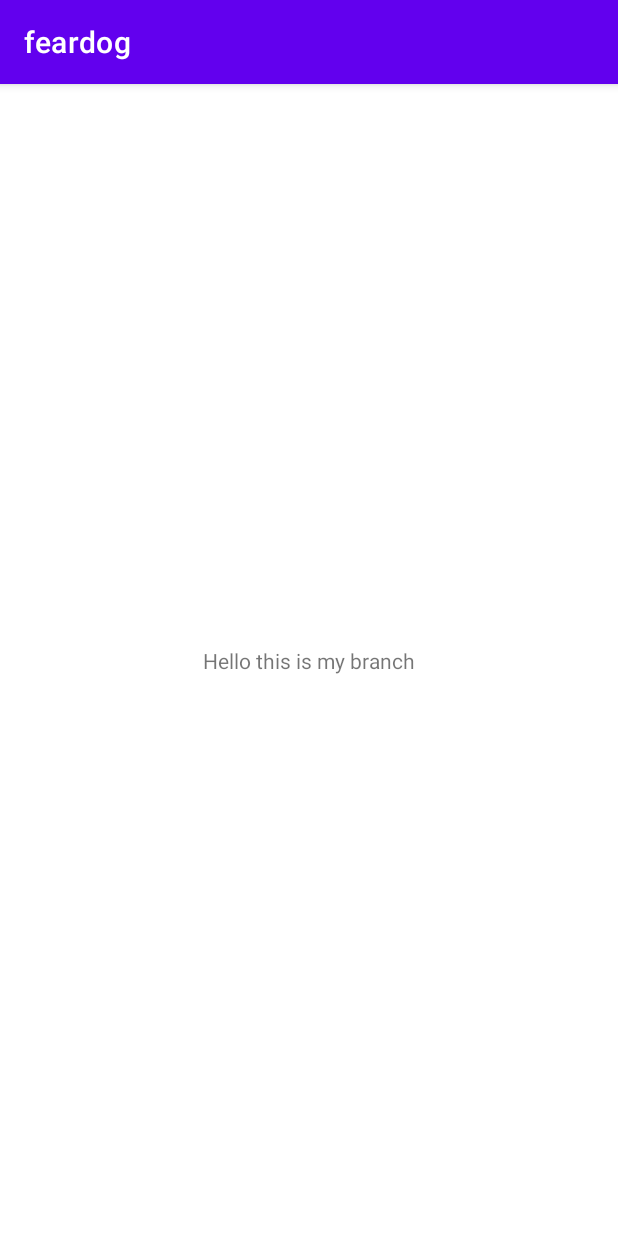
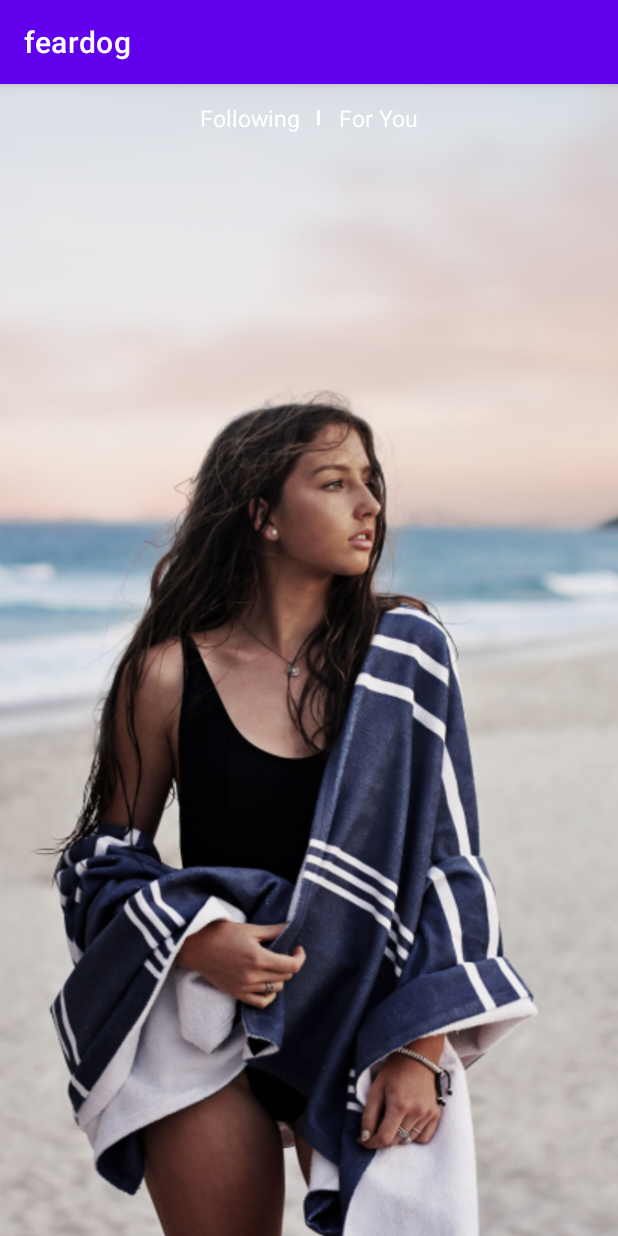
Before and after one commit to Asmat119/feardog, an Android app: the screen it shows after launch (MainActivity), on a phone screen of 412 x 824 dp. Run offline under Robolectric (Android 15) with nearby library versions, the phone set to English and light mode, and no system bars.

Commit message:
first screen done

```diff
--- /dev/null
+++ b/app/src/main/res/drawable/cd___small.xml
@@ -0,0 +1,10 @@
+<vector xmlns:android="http://schemas.android.com/apk/res/android"
+    android:width="16dp"
+    android:height="16dp"
+    android:viewportWidth="16"
+    android:viewportHeight="16">
+  <path
+      android:pathData="M16,8C16,12.418 12.418,16 8,16C3.582,16 -0,12.418 -0,8C-0,3.582 3.582,0 8,0C12.418,0 16,3.582 16,8ZM8.25,3C8.25,2.586 8.586,2.25 9,2.25C11.623,2.25 13.75,4.377 13.75,7C13.75,7.414 13.414,7.75 13,7.75C12.586,7.75 12.25,7.414 12.25,7C12.25,5.205 10.795,3.75 9,3.75C8.586,3.75 8.25,3.414 8.25,3ZM8,10C9.105,10 10,9.105 10,8C10,6.895 9.105,6 8,6C6.895,6 6,6.895 6,8C6,9.105 6.895,10 8,10Z"
+      android:fillColor="#ffffff"
+      android:fillType="evenOdd"/>
+</vector>
--- /dev/null
+++ b/app/src/main/res/drawable/check___circle.xml
@@ -0,0 +1,16 @@
+<vector xmlns:android="http://schemas.android.com/apk/res/android"
+    android:width="34dp"
+    android:height="34dp"
+    android:viewportWidth="34"
+    android:viewportHeight="34">
+  <path
+      android:pathData="M17,13m-9,0a9,9 0,1 1,18 0a9,9 0,1 1,-18 0"
+      android:fillColor="#10C7F5"/>
+  <path
+      android:pathData="M14,13L16,15L21,10"
+      android:strokeLineJoin="round"
+      android:strokeWidth="1.5"
+      android:fillColor="#00000000"
+      android:strokeColor="#ffffff"
+      android:strokeLineCap="round"/>
+</vector>
--- /dev/null
+++ b/app/src/main/res/drawable/comments___small.xml
@@ -0,0 +1,10 @@
+<vector xmlns:android="http://schemas.android.com/apk/res/android"
+    android:width="16dp"
+    android:height="16dp"
+    android:viewportWidth="16"
+    android:viewportHeight="16">
+  <path
+      android:pathData="M15,8C15,11.866 11.866,15 8,15H1L1,15L1,15C1.432,14.351 1.648,14.027 1.756,13.778C2.038,13.126 2.068,12.908 1.977,12.203C1.942,11.934 1.75,11.334 1.367,10.135C1.155,9.472 1,8.736 1,8C1,4.134 4.134,1 8,1C11.866,1 15,4.134 15,8ZM5,9C5.552,9 6,8.552 6,8C6,7.448 5.552,7 5,7C4.448,7 4,7.448 4,8C4,8.552 4.448,9 5,9ZM9,8C9,8.552 8.552,9 8,9C7.448,9 7,8.552 7,8C7,7.448 7.448,7 8,7C8.552,7 9,7.448 9,8ZM11,9C11.552,9 12,8.552 12,8C12,7.448 11.552,7 11,7C10.448,7 10,7.448 10,8C10,8.552 10.448,9 11,9Z"
+      android:fillColor="#ffffff"
+      android:fillType="evenOdd"/>
+</vector>
--- /dev/null
+++ b/app/src/main/res/drawable/heart___small.xml
@@ -0,0 +1,9 @@
+<vector xmlns:android="http://schemas.android.com/apk/res/android"
+    android:width="16dp"
+    android:height="16dp"
+    android:viewportWidth="16"
+    android:viewportHeight="16">
+  <path
+      android:pathData="M1.59,8.323L6.925,13.88C7.512,14.491 8.488,14.491 9.075,13.88L14.41,8.323C15.857,6.815 15.857,4.435 14.41,2.927C12.877,1.33 10.323,1.33 8.79,2.927L8,3.75L7.21,2.927C5.677,1.33 3.123,1.33 1.59,2.927C0.143,4.435 0.143,6.815 1.59,8.323Z"
+      android:fillColor="#ffffff"/>
+</vector>
--- /dev/null
+++ b/app/src/main/res/drawable/share___small.xml
@@ -0,0 +1,14 @@
+<vector xmlns:android="http://schemas.android.com/apk/res/android"
+    android:width="16dp"
+    android:height="16dp"
+    android:viewportWidth="16"
+    android:viewportHeight="16">
+  <group>
+    <clip-path
+        android:pathData="M0,0h16v16h-16z"/>
+    <path
+        android:pathData="M9,3C9,1.343 10.343,0 12,0C13.657,0 15,1.343 15,3C15,4.657 13.657,6 12,6C10.343,6 9,4.657 9,3ZM1,8C1,6.343 2.343,5 4,5C4.8,5 5.528,5.314 6.066,5.825L7.602,4.864C7.954,4.644 8.416,4.751 8.636,5.103C8.856,5.454 8.749,5.916 8.398,6.136L6.861,7.096C6.951,7.381 7,7.685 7,8C7,9.657 5.657,11 4,11C2.343,11 1,9.657 1,8ZM7.364,10.102C7.584,9.751 8.046,9.644 8.398,9.864L9.934,10.825C10.472,10.314 11.2,10 12,10C13.657,10 15,11.343 15,13C15,14.657 13.657,16 12,16C10.343,16 9,14.657 9,13C9,12.685 9.049,12.381 9.139,12.096L7.602,11.136C7.251,10.917 7.144,10.454 7.364,10.102Z"
+        android:fillColor="#ffffff"
+        android:fillType="evenOdd"/>
+  </group>
+</vector>
--- a/app/src/main/res/layout/activity_main.xml
+++ b/app/src/main/res/layout/activity_main.xml
@@ -1,19 +1,133 @@
 <?xml version="1.0" encoding="utf-8"?>
-<androidx.constraintlayout.widget.ConstraintLayout xmlns:android="http://schemas.android.com/apk/res/android"
+<LinearLayout
+    xmlns:android="http://schemas.android.com/apk/res/android"
     xmlns:app="http://schemas.android.com/apk/res-auto"
     xmlns:tools="http://schemas.android.com/tools"
     android:layout_width="match_parent"
+    android:orientation="vertical"
+    android:background="@drawable/video"
     android:layout_height="match_parent"
     tools:context=".MainActivity">
 
+    <LinearLayout
+        android:layout_width="match_parent"
+        android:layout_height="wrap_content"
+        android:layout_marginTop="12dp"
 
-    <TextView
-        android:layout_width="wrap_content"
+        android:gravity="center"
+>
+        <TextView
+            android:layout_width="wrap_content"
+            android:layout_height="wrap_content"
+            android:text="Following"
+            android:textColor="#FFFFFF"
+            android:textSize="15sp"
+           android:gravity="center"
+        />
+        <com.google.android.material.divider.MaterialDivider
+            android:layout_width="2dp"
+            android:layout_height="10dp"
+            android:layout_marginHorizontal="12dp"
+            app:dividerColor="@color/white"
+            />
+        <TextView
+            android:layout_width="wrap_content"
+            android:layout_height="wrap_content"
+            android:text="For You"
+            android:textColor="#FFFFFF"
+            android:textSize="15sp"
+            android:gravity="center"
+            />
+    </LinearLayout>
+
+    <View
+        android:layout_width="0dp"
+        android:layout_height="0dp"
+        android:layout_weight="1"
+        />
+   <!-- <LinearLayout
+        android:layout_width="match_parent"
         android:layout_height="wrap_content"
-        android:text="Hello this is my branch"
-        app:layout_constraintBottom_toBottomOf="parent"
-        app:layout_constraintEnd_toEndOf="parent"
-        app:layout_constraintStart_toStartOf="parent"
-        app:layout_constraintTop_toTopOf="parent" />
+        android:layout_gravity="bottom"
+        android:orientation="vertical"
+        android:gravity="bottom">
+        <LinearLayout
+            android:layout_width="match_parent"
+            android:layout_height="wrap_content"
+            android:orientation="horizontal"
+            >
+            <ImageView
+                android:layout_width="wrap_content"
+                android:layout_height="wrap_content"
+                android:src="@drawable/regular"/>
+            <TextView
+                android:layout_width="wrap_content"
+                android:layout_height="wrap_content"
+                android:text="travelguru"
+                android:textColor="#FFFFFF"
+                android:textSize="17sp"
+                />
+            <ImageView
+                android:layout_width="wrap_content"
+                android:layout_height="wrap_content"
+                android:src="@drawable/check___circle"/>
+            <com.google.android.material.button.MaterialButton
+                android:layout_width="wrap_content"
+                android:layout_height="wrap_content"
+                android:text="Follow"
+                app:cornerRadius="100dp"
+                android:textSize="10sp"
+                android:backgroundTint="#FF5B71"
+                android:textColor="@color/white"
 
-</androidx.constraintlayout.widget.ConstraintLayout>
+                />
+        </LinearLayout>
+        <TextView
+            android:layout_width="wrap_content"
+            android:layout_height="wrap_content"
+            android:text="Another day, another beach. I want to leave like this forever #travel #nature #ocean"
+            android:textColor="@color/white"
+            android:textSize="14sp"
+            />
+     &lt;!&ndash;  <LinearLayout
+            android:layout_width="match_parent"
+            android:layout_height="wrap_content"
+            android:orientation="horizontal"
+            >
+            <com.google.android.material.button.MaterialButton
+                android:layout_width="wrap_content"
+                android:layout_height="wrap_content"
+                android:backgroundTint="#29FFFFFF"
+                android:text="Kinabeats–Can We Kiss Forever"
+                android:drawableLeft="@drawable/cd___small"
+                />
+            <com.google.android.material.button.MaterialButton
+                android:layout_width="wrap_content"
+                android:layout_height="wrap_content"
+                android:layout_marginHorizontal="12dp"
+                android:text="999k"
+                app:cornerRadius="10dp"
+                app:backgroundTint="#FF5B71"
+                android:drawableLeft="@drawable/heart___small"
+                />
+
+            <com.google.android.material.button.MaterialButton
+                android:layout_width="wrap_content"
+                android:layout_height="wrap_content"
+                android:backgroundTint="#29FFFFFF"
+                android:text="999k"
+                android:drawableLeft="@drawable/comments___small"
+                />
+            <com.google.android.material.button.MaterialButton
+                android:layout_width="wrap_content"
+                android:layout_height="wrap_content"
+                android:backgroundTint="#29FFFFFF"
+                android:drawableLeft="@drawable/share___small"
+                />
+        </LinearLayout>&ndash;&gt;
+
+
+    </LinearLayout>-->
+
+
+    </LinearLayout>
```
Also changed, not shown: app/src/main/res/drawable/icon___tap_area.xml (added, +10 -0 lines), app/src/main/res/drawable/lock___2.xml (added, +10 -0 lines), app/src/main/res/layout/homeprofile.xml (added, +111 -0 lines), app/src/main/res/drawable/regular.png (added), app/src/main/res/drawable/regular1.png (added), app/src/main/res/drawable/video.png (added), app/src/main/res/drawable/video1.png (added).
